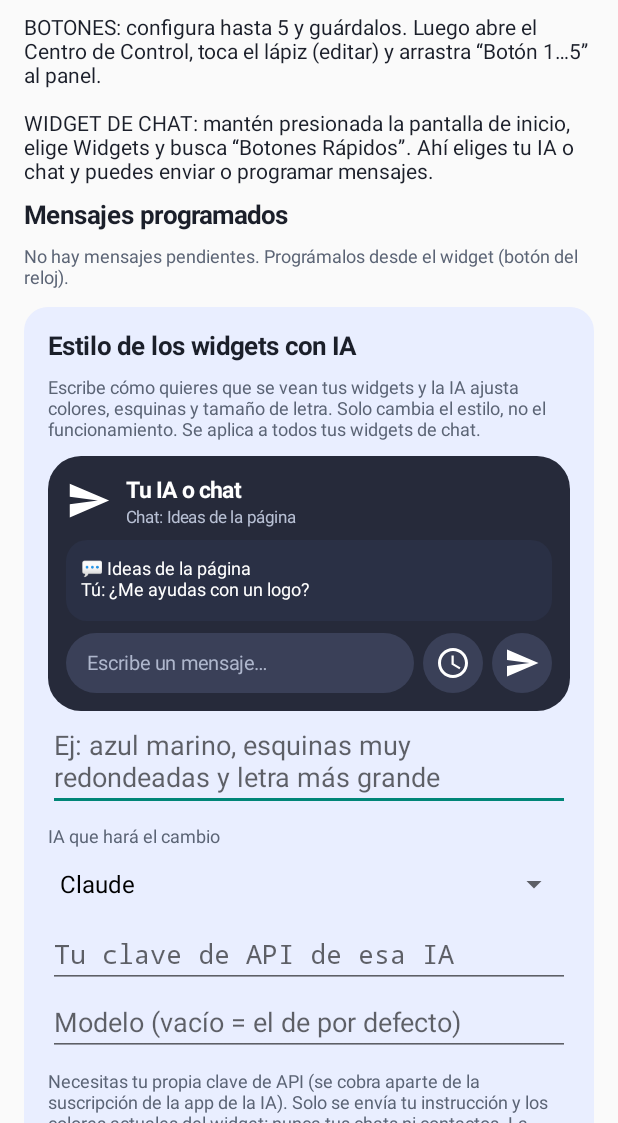
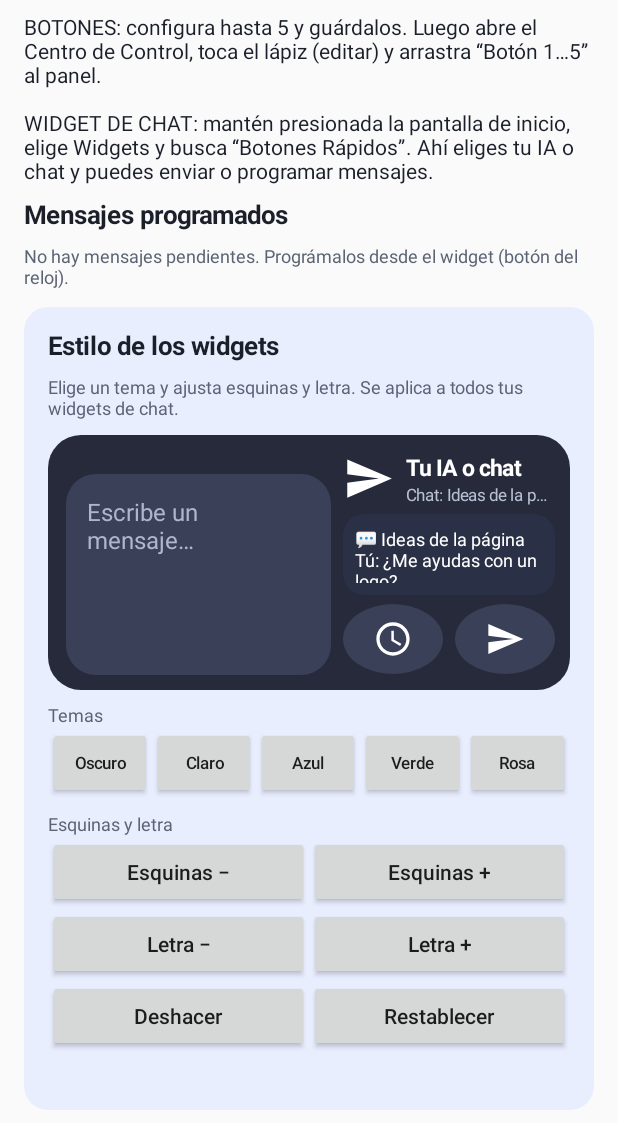
Before and after one commit to angeldanielescobedo1854-png/prototipo-button-, an Android app: the screen it shows after launch (MainActivity), on a phone screen of 412 x 824 dp, the part 113-1236 px from its top. Run offline under Robolectric (Android 15) with nearby library versions, the phone set to English and light mode, and no system bars; pictures from the network do not load.

Commit message:
Widget: zona de escribir grande a la izquierda, resto en tamaño cómodo; se quita la IA de estilo (temas y ajustes manuales)
Co-Authored-By: Claude Sonnet 5.5 <noreply@anthropic.com>
Claude-Session: https://claude.ai/code/session_01PeEF4h5Mf46trkFX688L4Y

```diff
--- a/app/src/main/java/app/botonesrapidos/ChatWidget.java
+++ b/app/src/main/java/app/botonesrapidos/ChatWidget.java
@@ -176,6 +176,6 @@ public class ChatWidget extends AppWidgetProvider {
         v.setTextViewTextSize(R.id.w_title, TypedValue.COMPLEX_UNIT_SP, 15f * s.textScale);
         v.setTextViewTextSize(R.id.w_sub, TypedValue.COMPLEX_UNIT_SP, 11f * s.textScale);
         v.setTextViewTextSize(R.id.w_box, TypedValue.COMPLEX_UNIT_SP, 12f * s.textScale);
-        v.setTextViewTextSize(R.id.w_bar, TypedValue.COMPLEX_UNIT_SP, 13f * s.textScale);
+        v.setTextViewTextSize(R.id.w_bar, TypedValue.COMPLEX_UNIT_SP, 16f * s.textScale);
     }
 }
--- a/app/src/main/java/app/botonesrapidos/MainActivity.java
+++ b/app/src/main/java/app/botonesrapidos/MainActivity.java
@@ -75,12 +75,7 @@ public class MainActivity extends Activity {
 
     // Estilo de widgets con IA
     private FrameLayout previewFrame;
-    private EditText aiPrompt;
-    private Spinner aiProvSp;
-    private EditText aiKeyEt;
-    private EditText aiModelEt;
-    private TextView aiStatus;
-    private Button aiApplyBtn;
+    private TextView styleStatus;
 
     @Override
     protected void onCreate(Bundle savedInstanceState) {
@@ -557,7 +552,58 @@ public class MainActivity extends Activity {
     }
 
 
-    // ---------- Estilo de los widgets con IA ----------
+    // ---------- Estilo de los widgets ----------
+
+    /** Temas listos: bg, box, bar, button, text, subtext, hint, icon. */
+    private static final String[] THEME_NAMES = {"Oscuro", "Claro", "Azul", "Verde", "Rosa"};
+    private static final int[][] THEMES = {
+            {0xF21C2030, 0xFF2A3045, 0xFF3A4058, 0xFF3A4058, 0xFFFFFFFF, 0xFFB8C0D4, 0xFFAEB6CC, 0xFFFFFFFF},
+            {0xF2F4F6FB, 0xFFE3E8F4, 0xFFFFFFFF, 0xFFD5DCEE, 0xFF1B1F2A, 0xFF5B6475, 0xFF7A8499, 0xFF1B1F2A},
+            {0xF20D2B5E, 0xFF1A4486, 0xFF2D5CA8, 0xFF2D5CA8, 0xFFFFFFFF, 0xFFC4D6F5, 0xFFB5C8EA, 0xFFFFFFFF},
+            {0xF20F3D2E, 0xFF1B5E47, 0xFF2A7A5E, 0xFF2A7A5E, 0xFFFFFFFF, 0xFFBFE6D6, 0xFFB0DCCB, 0xFFFFFFFF},
+            {0xF2FCE4EE, 0xFFF6C6D9, 0xFFFFFFFF, 0xFFEFA9C6, 0xFF3A1226, 0xFF7A4A62, 0xFF9A6A82, 0xFF3A1226}
+    };
+
+    private void applyTheme(int i) {
+        WidgetStyle cur = WidgetStyle.load(this);
+        WidgetStyle.savePrevious(this, cur);
+        WidgetStyle n = new WidgetStyle();
+        int[] t = THEMES[i];
+        n.bg = t[0];
+        n.box = t[1];
+        n.bar = t[2];
+        n.button = t[3];
+        n.text = t[4];
+        n.subtext = t[5];
+        n.hint = t[6];
+        n.icon = t[7];
+        n.corners = cur.corners;
+        n.textScale = cur.textScale;
+        WidgetStyle.save(this, n);
+        ChatWidget.updateAll(this);
+        refreshPreview();
+        styleStatus.setText("Tema " + THEME_NAMES[i] + " aplicado");
+    }
+
+    private void changeLook(int cornersDelta, float scaleDelta) {
+        WidgetStyle cur = WidgetStyle.load(this);
+        WidgetStyle.savePrevious(this, cur);
+        WidgetStyle n = WidgetStyle.load(this);
+        n.corners = Math.max(0, Math.min(3, cur.corners + cornersDelta));
+        n.textScale = Math.max(0.8f, Math.min(1.4f, cur.textScale + scaleDelta));
+        WidgetStyle.save(this, n);
+        ChatWidget.updateAll(this);
+        refreshPreview();
+        styleStatus.setText("Esquinas: " + n.corners + "/3 · Letra: " + Math.round(n.textScale * 100) + "%");
+    }
+
+    private Button smallButton(String label, View.OnClickListener l) {
+        Button b = new Button(this);
+        b.setText(label);
+        b.setAllCaps(false);
+        b.setOnClickListener(l);
+        return b;
+    }
 
     private View buildStyleCard() {
         LinearLayout card = new LinearLayout(this);
@@ -572,10 +618,8 @@ public class MainActivity extends Activity {
         lp.topMargin = dp(12);
         card.setLayoutParams(lp);
 
-        card.addView(text("Estilo de los widgets con IA", 17, true));
-        card.addView(small("Escribe cómo quieres que se vean tus widgets y la IA ajusta colores, "
-                + "esquinas y tamaño de letra. Solo cambia el estilo, no el funcionamiento. "
-                + "Se aplica a todos tus widgets de chat."));
+        card.addView(text("Estilo de los widgets", 17, true));
+        card.addView(small("Elige un tema y ajusta esquinas y letra. Se aplica a todos tus widgets de chat."));
 
         previewFrame = new FrameLayout(this);
         LinearLayout.LayoutParams plp = new LinearLayout.LayoutParams(
@@ -583,85 +627,86 @@ public class MainActivity extends Activity {
         plp.topMargin = dp(10);
         card.addView(previewFrame, plp);
 
-        SharedPreferences ai = getSharedPreferences("ai", Context.MODE_PRIVATE);
+        card.addView(small("Temas"));
+        LinearLayout themeRow = new LinearLayout(this);
+        themeRow.setOrientation(LinearLayout.HORIZONTAL);
+        for (int i = 0; i < THEME_NAMES.length; i++) {
+            final int idx = i;
+            Button b = smallButton(THEME_NAMES[i], new View.OnClickListener() {
+                @Override
+                public void onClick(View v) {
+                    applyTheme(idx);
+                }
+            });
+            b.setTextSize(11);
+            b.setPadding(dp(2), 0, dp(2), 0);
+            b.setMinWidth(0);
+            b.setMinimumWidth(0);
+            themeRow.addView(b, new LinearLayout.LayoutParams(0,
+                    ViewGroup.LayoutParams.WRAP_CONTENT, 1f));
+        }
+        card.addView(themeRow);
 
-        aiPrompt = new EditText(this);
-        aiPrompt.setHint("Ej: azul marino, esquinas muy redondeadas y letra más grande");
-        aiPrompt.setInputType(InputType.TYPE_CLASS_TEXT | InputType.TYPE_TEXT_FLAG_MULTI_LINE
-                | InputType.TYPE_TEXT_FLAG_CAP_SENTENCES);
-        aiPrompt.setMinLines(2);
-        card.addView(aiPrompt);
-
-        card.addView(small("IA que hará el cambio"));
-        aiProvSp = new Spinner(this);
-        aiProvSp.setAdapter(new ArrayAdapter<>(this,
-                android.R.layout.simple_spinner_dropdown_item, AiClient.NAMES));
-        aiProvSp.setSelection(Math.max(0, Math.min(AiClient.NAMES.length - 1, ai.getInt("prov", 0))));
-        card.addView(aiProvSp);
-
-        aiKeyEt = new EditText(this);
-        aiKeyEt.setHint("Tu clave de API de esa IA");
-        aiKeyEt.setSingleLine(true);
-        aiKeyEt.setInputType(InputType.TYPE_CLASS_TEXT | InputType.TYPE_TEXT_VARIATION_PASSWORD);
-        aiKeyEt.setText(ai.getString("key", ""));
-        card.addView(aiKeyEt);
-
-        aiModelEt = new EditText(this);
-        aiModelEt.setHint("Modelo (vacío = el de por defecto)");
-        aiModelEt.setSingleLine(true);
-        aiModelEt.setText(ai.getString("model", ""));
-        card.addView(aiModelEt);
-
-        card.addView(small("Necesitas tu propia clave de API (se cobra aparte de la suscripción de "
-                + "la app de la IA). Solo se envía tu instrucción y los colores actuales del widget: "
-                + "nunca tus chats ni contactos. La clave se guarda solo en este teléfono."));
-
-        LinearLayout row = new LinearLayout(this);
-        row.setOrientation(LinearLayout.HORIZONTAL);
-        row.setPadding(0, dp(8), 0, 0);
-
-        aiApplyBtn = new Button(this);
-        aiApplyBtn.setText("Aplicar con IA");
-        aiApplyBtn.setOnClickListener(new View.OnClickListener() {
+        card.addView(small("Esquinas y letra"));
+        LinearLayout row1 = new LinearLayout(this);
+        row1.setOrientation(LinearLayout.HORIZONTAL);
+        row1.addView(smallButton("Esquinas −", new View.OnClickListener() {
             @Override
             public void onClick(View v) {
-                applyAi();
+                changeLook(-1, 0f);
             }
-        });
-        row.addView(aiApplyBtn);
+        }), new LinearLayout.LayoutParams(0, ViewGroup.LayoutParams.WRAP_CONTENT, 1f));
+        row1.addView(smallButton("Esquinas +", new View.OnClickListener() {
+            @Override
+            public void onClick(View v) {
+                changeLook(1, 0f);
+            }
+        }), new LinearLayout.LayoutParams(0, ViewGroup.LayoutParams.WRAP_CONTENT, 1f));
+        card.addView(row1);
 
-        Button undo = new Button(this);
-        undo.setText("Deshacer");
-        undo.setOnClickListener(new View.OnClickListener() {
+        LinearLayout row2 = new LinearLayout(this);
+        row2.setOrientation(LinearLayout.HORIZONTAL);
+        row2.addView(smallButton("Letra −", new View.OnClickListener() {
+            @Override
+            public void onClick(View v) {
+                changeLook(0, -0.1f);
+            }
+        }), new LinearLayout.LayoutParams(0, ViewGroup.LayoutParams.WRAP_CONTENT, 1f));
+        row2.addView(smallButton("Letra +", new View.OnClickListener() {
+            @Override
+            public void onClick(View v) {
+                changeLook(0, 0.1f);
+            }
+        }), new LinearLayout.LayoutParams(0, ViewGroup.LayoutParams.WRAP_CONTENT, 1f));
+        card.addView(row2);
+
+        LinearLayout row3 = new LinearLayout(this);
+        row3.setOrientation(LinearLayout.HORIZONTAL);
+        row3.addView(smallButton("Deshacer", new View.OnClickListener() {
             @Override
             public void onClick(View v) {
                 if (WidgetStyle.undo(MainActivity.this)) {
                     ChatWidget.updateAll(MainActivity.this);
                     refreshPreview();
-                    aiStatus.setText("Volví al estilo anterior");
+                    styleStatus.setText("Volví al estilo anterior");
                 } else {
                     toast("No hay cambios que deshacer");
                 }
             }
-        });
-        row.addView(undo);
-
-        Button reset = new Button(this);
-        reset.setText("Restablecer");
-        reset.setOnClickListener(new View.OnClickListener() {
+        }), new LinearLayout.LayoutParams(0, ViewGroup.LayoutParams.WRAP_CONTENT, 1f));
+        row3.addView(smallButton("Restablecer", new View.OnClickListener() {
             @Override
             public void onClick(View v) {
                 WidgetStyle.reset(MainActivity.this);
                 ChatWidget.updateAll(MainActivity.this);
                 refreshPreview();
-                aiStatus.setText("Estilo original restablecido (puedes deshacer)");
+                styleStatus.setText("Estilo original restablecido (puedes deshacer)");
             }
-        });
-        row.addView(reset);
-        card.addView(row);
+        }), new LinearLayout.LayoutParams(0, ViewGroup.LayoutParams.WRAP_CONTENT, 1f));
+        card.addView(row3);
 
-        aiStatus = small("");
-        card.addView(aiStatus);
+        styleStatus = small("");
+        card.addView(styleStatus);
         return card;
     }
 
@@ -674,82 +719,6 @@ public class MainActivity extends Activity {
         } catch (Exception e) {
             previewFrame.addView(small("No se pudo mostrar la vista previa"));
         }
-    }
-
-    private static String buildStylePrompt(String ask, WidgetStyle cur) {
-        return "Eres el diseñador de un widget de chat para Android. Cambia su estilo según la "
-                + "petición del usuario.\n"
-                + "Responde SOLO con un objeto JSON, sin texto antes ni después y sin bloques de código.\n"
-                + "Claves (todas opcionales; incluye solo las que cambien):\n"
-                + "- bg: fondo del widget\n"
-                + "- box: recuadro del chat\n"
-                + "- bar: barra de mensaje\n"
-                + "- button: botones redondos (reloj y enviar)\n"
-                + "- text: texto principal\n"
-                + "- subtext: texto secundario\n"
-                + "- hint: texto de la barra de mensaje\n"
-                + "- icon: color de los iconos de los botones\n"
-                + "  Los colores van como \"#RRGGBB\" o \"#AARRGGBB\" (AA es la opacidad: FF opaco, 80 semitransparente).\n"
-                + "- corners: entero 0 cuadrado, 1 suave, 2 redondeado, 3 muy redondeado\n"
-                + "- textScale: número entre 0.8 y 1.4\n"
-                + "- note: una frase corta en español que diga qué cambiaste\n"
-                + "Cuida que el texto se lea bien sobre su fondo.\n"
-                + "Estilo actual: " + cur.toJson() + "\n"
-                + "Petición del usuario: " + ask;
-    }
-
-    private void applyAi() {
-        final String ask = aiPrompt.getText().toString().trim();
-        final String key = aiKeyEt.getText().toString().trim();
-        final int prov = Math.max(0, aiProvSp.getSelectedItemPosition());
-        final String typedModel = aiModelEt.getText().toString().trim();
-        final String model = typedModel.isEmpty() ? AiClient.DEFAULT_MODELS[prov] : typedModel;
-        if (ask.isEmpty()) {
-            toast("Escribe cómo quieres que se vean los widgets");
-            return;
-        }
-        if (key.isEmpty()) {
-            toast("Falta tu clave de API");
-            return;
-        }
-        getSharedPreferences("ai", Context.MODE_PRIVATE).edit()
-                .putInt("prov", prov).putString("key", key).putString("model", typedModel).apply();
-
-        aiApplyBtn.setEnabled(false);
-        aiStatus.setText("Pensando…");
-        final WidgetStyle cur = WidgetStyle.load(this);
-        final Context app = getApplicationContext();
-
-        new Thread(new Runnable() {
-            @Override
-            public void run() {
-                String status;
-                try {
-                    String resp = AiClient.ask(prov, key, model, buildStylePrompt(ask, cur));
-                    int a = resp.indexOf('{');
-                    int b = resp.lastIndexOf('}');
-                    if (a < 0 || b <= a) throw new Exception("La IA no devolvió un estilo válido");
-                    JSONObject o = new JSONObject(resp.substring(a, b + 1));
-                    WidgetStyle next = cur.merged(o, true);
-                    WidgetStyle.savePrevious(app, cur);
-                    WidgetStyle.save(app, next);
-                    ChatWidget.updateAll(app);
-                    String note = o.optString("note", "");
-                    status = note.isEmpty() ? "Estilo aplicado ✔" : "Listo ✔ " + note;
-                } catch (Exception e) {
-                    status = "No se pudo cambiar el estilo: " + e.getMessage();
-                }
-                final String st = status;
-                runOnUiThread(new Runnable() {
-                    @Override
-                    public void run() {
-                        aiStatus.setText(st);
-                        aiApplyBtn.setEnabled(true);
-                        refreshPreview();
-                    }
-                });
-            }
-        }).start();
     }
 
     // ---------- helpers de UI ----------
--- a/app/src/main/res/layout/widget_chat.xml
+++ b/app/src/main/res/layout/widget_chat.xml
@@ -4,25 +4,50 @@
     android:layout_width="match_parent"
     android:layout_height="match_parent"
     android:background="@drawable/widget_bg_2"
-    android:orientation="vertical"
-    android:padding="12dp">
+    android:orientation="horizontal"
+    android:padding="10dp">
+
+    <!-- Zona de escribir: grande, a la izquierda y un poco más abajo -->
+    <TextView
+        android:id="@+id/w_bar"
+        android:layout_width="0dp"
+        android:layout_height="match_parent"
+        android:layout_marginStart="2dp"
+        android:layout_marginTop="16dp"
+        android:layout_marginEnd="8dp"
+        android:layout_weight="5"
+        android:background="@drawable/bar_bg_2"
+        android:ellipsize="end"
+        android:gravity="top|start"
+        android:padding="14dp"
+        android:text="Escribe un mensaje…"
+        android:textColor="#FFAEB6CC"
+        android:textSize="16sp" />
+
+    <!-- Columna derecha: título, chat y botones, todo en tamaño cómodo -->
+    <LinearLayout
+        android:layout_width="0dp"
+        android:layout_height="match_parent"
+        android:layout_weight="4"
+        android:orientation="vertical">
 
         <LinearLayout
             android:layout_width="match_parent"
-        android:layout_height="wrap_content"
+            android:layout_height="0dp"
+            android:layout_weight="1"
             android:gravity="center_vertical"
             android:orientation="horizontal">
 
             <ImageView
                 android:id="@+id/w_icon"
-            android:layout_width="30dp"
-            android:layout_height="30dp"
+                android:layout_width="34dp"
+                android:layout_height="34dp"
                 android:scaleType="fitCenter" />
 
             <LinearLayout
                 android:layout_width="0dp"
                 android:layout_height="wrap_content"
-            android:layout_marginStart="10dp"
+                android:layout_marginStart="8dp"
                 android:layout_weight="1"
                 android:orientation="vertical">
 
@@ -51,53 +76,46 @@
             android:id="@+id/w_box"
             android:layout_width="match_parent"
             android:layout_height="0dp"
-        android:layout_marginTop="8dp"
-        android:layout_marginBottom="8dp"
-        android:layout_weight="1"
+            android:layout_marginTop="4dp"
+            android:layout_marginBottom="6dp"
+            android:layout_weight="1.4"
             android:background="@drawable/box_bg_2"
             android:ellipsize="end"
+            android:gravity="center_vertical"
             android:maxLines="4"
-        android:padding="10dp"
+            android:padding="8dp"
             android:textColor="#FFFFFFFF"
             android:textSize="12sp" />
 
         <LinearLayout
             android:layout_width="match_parent"
-        android:layout_height="wrap_content"
-        android:gravity="center_vertical"
+            android:layout_height="0dp"
+            android:layout_weight="1.2"
             android:orientation="horizontal">
-
-        <TextView
-            android:id="@+id/w_bar"
-            android:layout_width="0dp"
-            android:layout_height="40dp"
-            android:layout_weight="1"
-            android:background="@drawable/bar_bg_2"
-            android:gravity="center_vertical"
-            android:paddingStart="14dp"
-            android:paddingEnd="14dp"
-            android:text="Escribe un mensaje…"
-            android:textColor="#FFAEB6CC"
-            android:textSize="13sp" />
 
             <ImageButton
                 android:id="@+id/w_clock"
-            android:layout_width="40dp"
-            android:layout_height="40dp"
-            android:layout_marginStart="6dp"
+                android:layout_width="0dp"
+                android:layout_height="match_parent"
+                android:layout_marginEnd="4dp"
+                android:layout_weight="1"
                 android:background="@drawable/btn_bg_2"
                 android:contentDescription="Programar"
-            android:padding="9dp"
+                android:padding="10dp"
+                android:scaleType="fitCenter"
                 android:src="@drawable/ic_clock" />
 
             <ImageButton
                 android:id="@+id/w_send"
-            android:layout_width="40dp"
-            android:layout_height="40dp"
-            android:layout_marginStart="6dp"
+                android:layout_width="0dp"
+                android:layout_height="match_parent"
+                android:layout_marginStart="4dp"
+                android:layout_weight="1"
                 android:background="@drawable/btn_bg_2"
                 android:contentDescription="Enviar"
-            android:padding="9dp"
+                android:padding="10dp"
+                android:scaleType="fitCenter"
                 android:src="@drawable/ic_send" />
         </LinearLayout>
     </LinearLayout>
+</LinearLayout>
--- a/app/src/main/res/xml/chat_widget_info.xml
+++ b/app/src/main/res/xml/chat_widget_info.xml
@@ -4,9 +4,9 @@
     android:description="@string/widget_desc"
     android:initialLayout="@layout/widget_chat"
     android:minWidth="250dp"
-    android:minHeight="110dp"
+    android:minHeight="180dp"
     android:resizeMode="horizontal|vertical"
-    android:targetCellHeight="2"
+    android:targetCellHeight="3"
     android:targetCellWidth="4"
     android:updatePeriodMillis="0"
     android:widgetCategory="home_screen"
```
Also changed, not shown: app/src/main/java/app/botonesrapidos/AiClient.java (deleted, +0 -153 lines), app/src/main/java/app/botonesrapidos/AiConfig.java (deleted, +0 -49 lines). Lines whose indentation alone changed are shown as unchanged.
